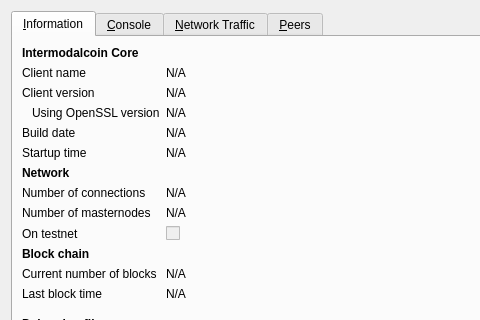
First picture: the form in src/qt/forms/rpcconsole.ui, repository Intermodalcoin/Intermodal-Coin, before the edit; both pictures show x 0 to 480 and y 0 to 320 of the 740 by 450 pixel window.
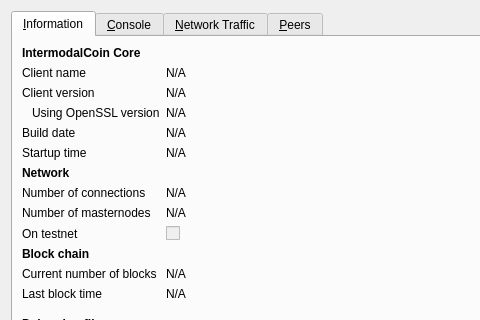
Second picture: the form after the edit. The open tabs and pages were chosen to show the change. Icons and pictures are not drawn. Custom widgets are drawn as their Qt base class.

The edit to the form file:
```diff
--- a/src/qt/forms/rpcconsole.ui
+++ b/src/qt/forms/rpcconsole.ui
@@ -33,7 +33,7 @@
           </font>
          </property>
          <property name="text">
-          <string>Intermodalcoin Core</string>
+          <string>IntermodalCoin Core</string>
          </property>
         </widget>
        </item>
```
Left out of the diff: 6 changed lines with no effect on the pictures.
